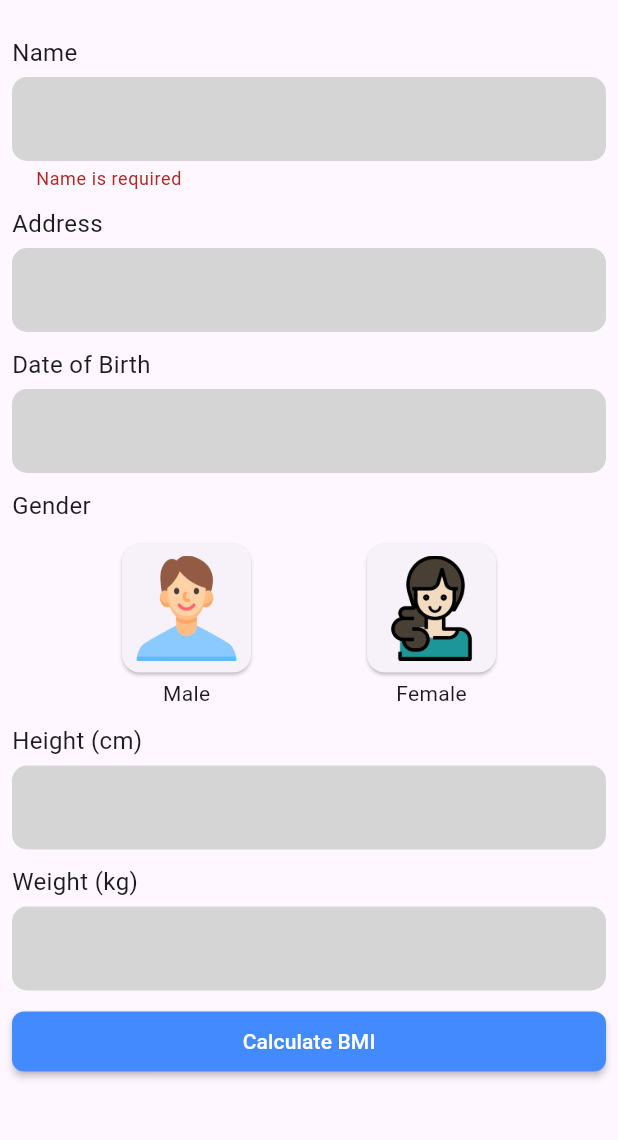
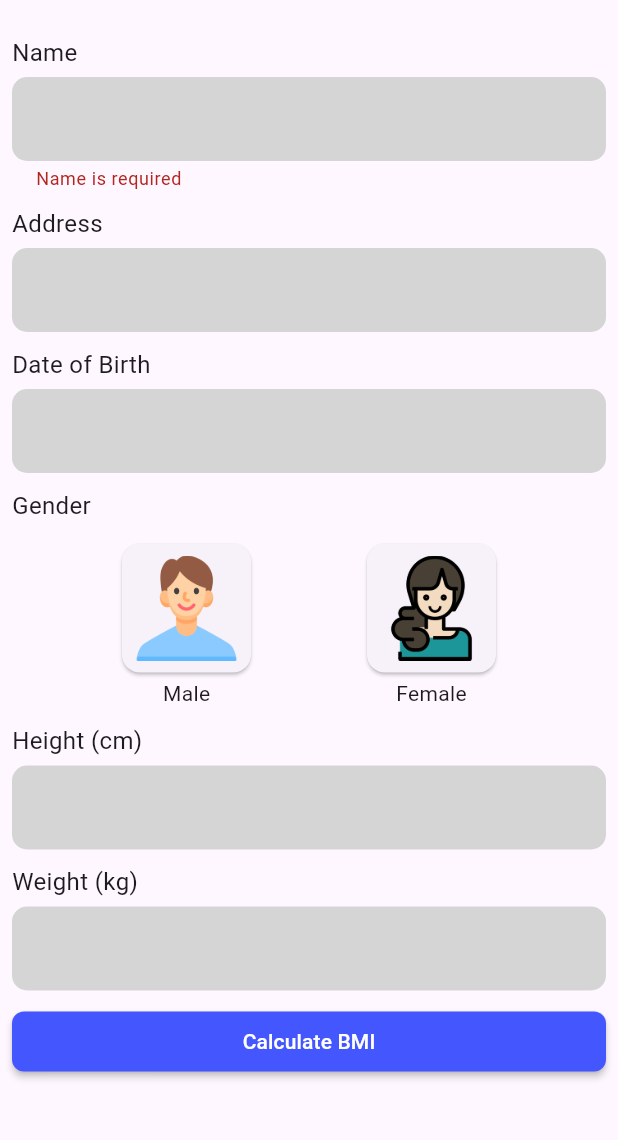
Before and after one commit to DK-UK/BMI-Calculator, a Flutter app: the screen it shows after launch, after a tap on "Get started", after a tap on "Calculate BMI", on a phone screen of 412 x 824 dp, the part 61-1201 px from its top. Run offline on Flutter 3.47's test engine with Material 3 defaults, Android fonts, the phone set to English and light mode, and no system bars; our stand-ins replace flutter_svg.

Commit message:
result screen done

```diff
--- a/lib/InfoScreen.dart
+++ b/lib/InfoScreen.dart
@@ -34,7 +34,7 @@ class _InfoScreenState extends State<Infoscreen> {
             child: Container(
               width : double.infinity,
               decoration: BoxDecoration(
-                color: Colors.blueAccent,
+                color: themeColor(),
                 borderRadius: BorderRadius.only(topLeft: Radius.circular(50), topRight: Radius.circular(50))
               ),
               child : Column(
--- a/lib/calculator.dart
+++ b/lib/calculator.dart
@@ -89,7 +89,7 @@ class _CalculatorState extends State<Calculator> {
                     var dob = await showDatePicker(
                         context: context,
                         firstDate: DateTime(1900),
-                        lastDate: DateTime(2025));
+                        lastDate: DateTime(DateTime.now().year));
 
                       DOB = "${dob?.day}/${dob?.month}/${dob?.year}";
                     years = calculateBOD(dob!);
@@ -192,13 +192,13 @@ class _CalculatorState extends State<Calculator> {
                 child: MaterialButton(
                     shape: RoundedRectangleBorder(
                         borderRadius: BorderRadius.circular(8)),
-                    color: Colors.blueAccent,
+                    color: themeColor(),
                     textColor: Colors.white,
                     child: Padding(
                       padding: EdgeInsets.fromLTRB(0, 10, 0, 10),
                       child: Text("Calculate BMI"),
                     ),
-                    onPressed: () {
+                    onPressed: () async {
                       if (name.isEmpty) {
                         errorName = "Name is required";
                       } else if (address.isEmpty) {
@@ -211,7 +211,8 @@ class _CalculatorState extends State<Calculator> {
                         errorWeight = "Invalid weight";
                       } else {
                         var bmi = (weight / ((height / 100) * (height / 100)));
-                        BMIResult result = BMIResult(name, address, years, height, weight, bmi);
+                        var bmiCategory = await getBmiResult(bmi);
+                        BMIResult result = BMIResult(name, address, years, height, weight, bmi, bmiCategory);
                         Navigator.push(context, MaterialPageRoute(builder: (context){
                           return Bmiresultscreen(result: result,);
                         }));
@@ -237,7 +238,7 @@ int calculateBOD(DateTime date) {
 
 class BMIResult {
   const BMIResult(this.name, this.address, this.years, this.height, this.weight,
-      this.bmiValue);
+      this.bmiValue, this.bmiCategory);
 
   final String name;
 
@@ -250,4 +251,6 @@ class BMIResult {
   final double weight;
 
   final double bmiValue;
+
+  final BMICategory bmiCategory;
 }
```
Also changed, not shown: lib/BMIResultScreen.dart (+69 -10 lines).
